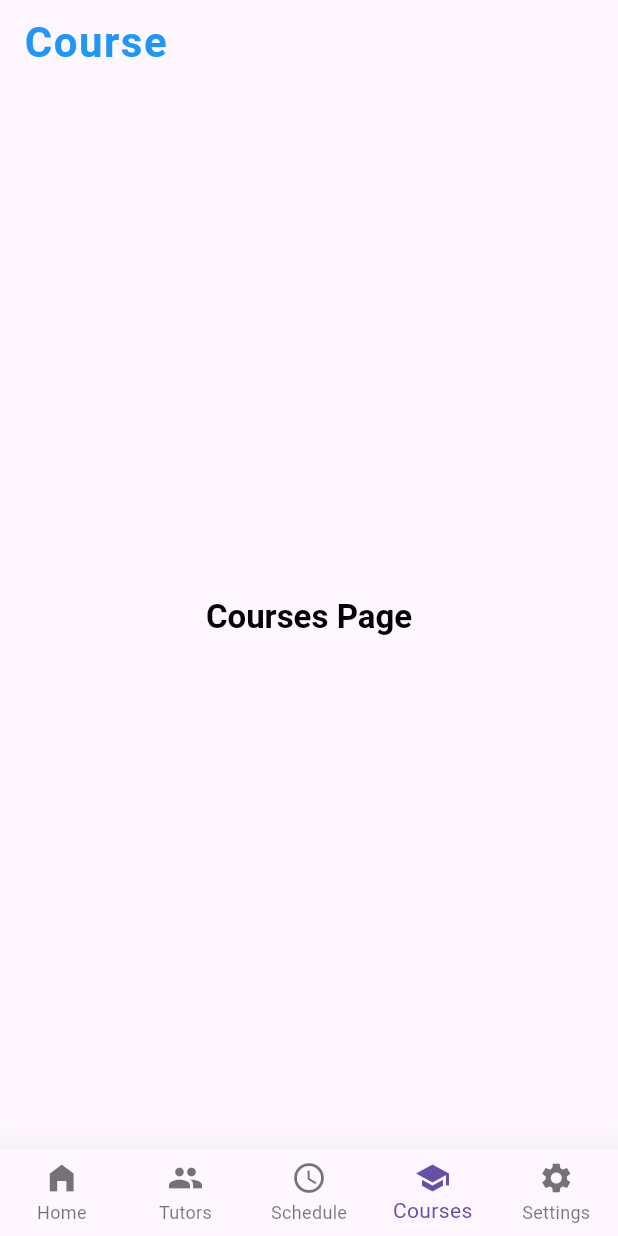
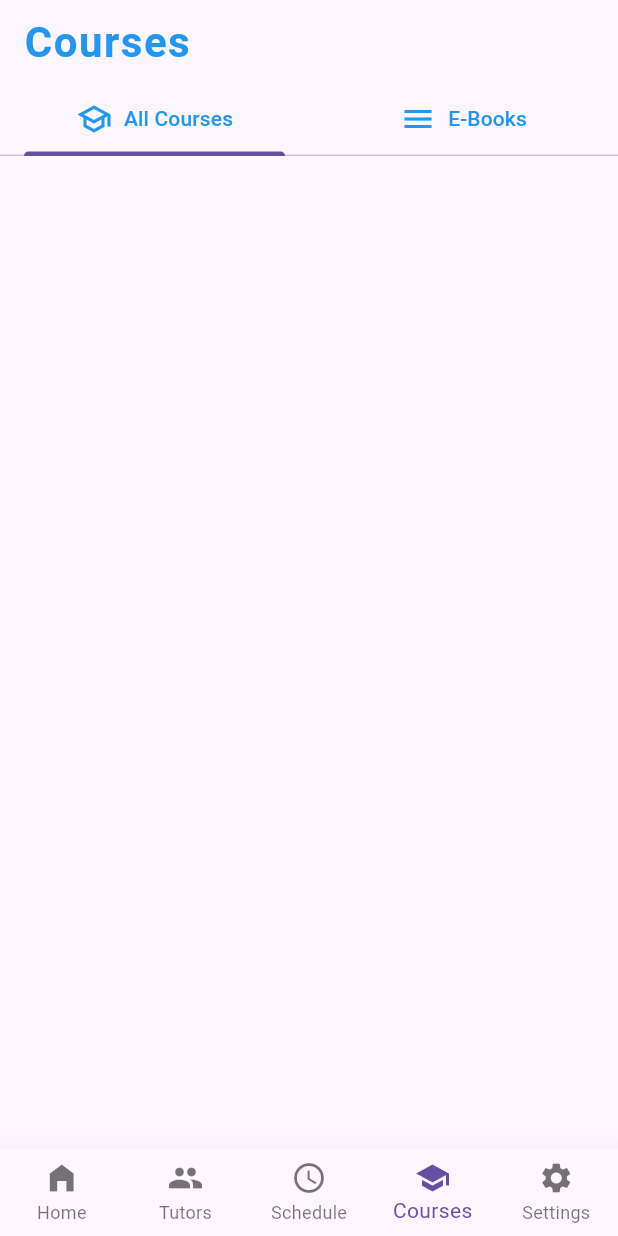
Before and after one commit to tanthokg/CSC13118_AdvMobile, a Flutter app: the screen it shows after launch, item 4 of the bottom bar chosen, on a phone screen of 412 x 824 dp. Run offline on Flutter 3.47's test engine with Material 2 defaults, Android fonts, the light colour scheme and no system bars.

Commit message:
Added 2 Tabs for CoursesPage

```diff
--- a/lettutor/lib/views/pages/courses_page.dart
+++ b/lettutor/lib/views/pages/courses_page.dart
@@ -10,10 +10,39 @@
 class _CoursesPageState extends State<CoursesPage> {
   @override
   Widget build(BuildContext context) {
-    return Scaffold(
-      body: Center(
-        child: Text('Courses Page', style: Theme.of(context).textTheme.headline3,),
-      ),
-    );
+    return DefaultTabController(
+        length: 2,
+        child: Column(
+          children: [
+            TabBar(tabs: [
+              Tab(
+                icon: Row(
+                  mainAxisAlignment: MainAxisAlignment.center,
+                  children: const [
+                    Icon(
+                      Icons.school_outlined,
+                      color: Colors.blue,
+                    ),
+                    SizedBox(width: 8),
+                    Text('All Courses', style: TextStyle(color: Colors.blue),)
+                  ],
+                ),
+              ),
+              Tab(
+                icon: Row(
+                  mainAxisAlignment: MainAxisAlignment.center,
+                  children: const [
+                    Icon(
+                      Icons.menu,
+                      color: Colors.blue,
+                    ),
+                    SizedBox(width: 8),
+                    Text('E-Books', style: TextStyle(color: Colors.blue),)
+                  ],
+                ),
+              ),
+            ])
+          ],
+        ));
   }
 }
--- a/lettutor/lib/views/pages/main_view.dart
+++ b/lettutor/lib/views/pages/main_view.dart
@@ -21,7 +21,7 @@
     const CoursesPage(),
     const SettingsPage(),
   ];
-  List<String> pagesTitle = ['Home', 'Tutors', 'Schedule', 'Course', 'Settings'];
+  List<String> pagesTitle = ['Home', 'Tutors', 'Schedule', 'Courses', 'Settings'];
   int chosenPageIndex = 0;
 
   @override
```
